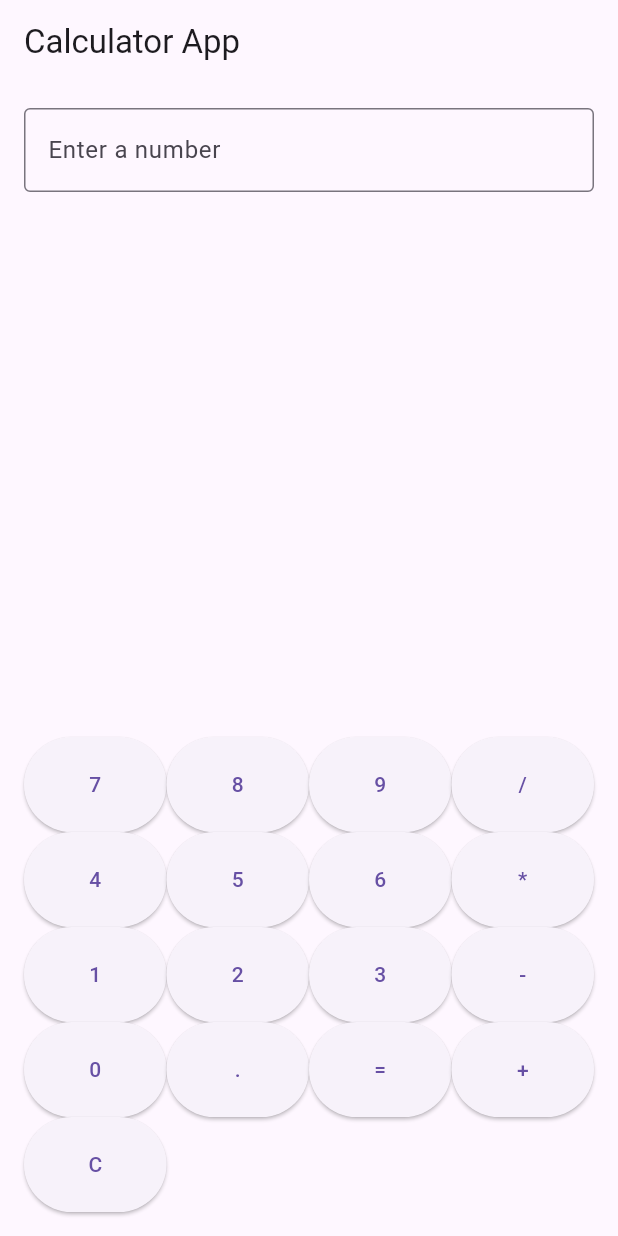
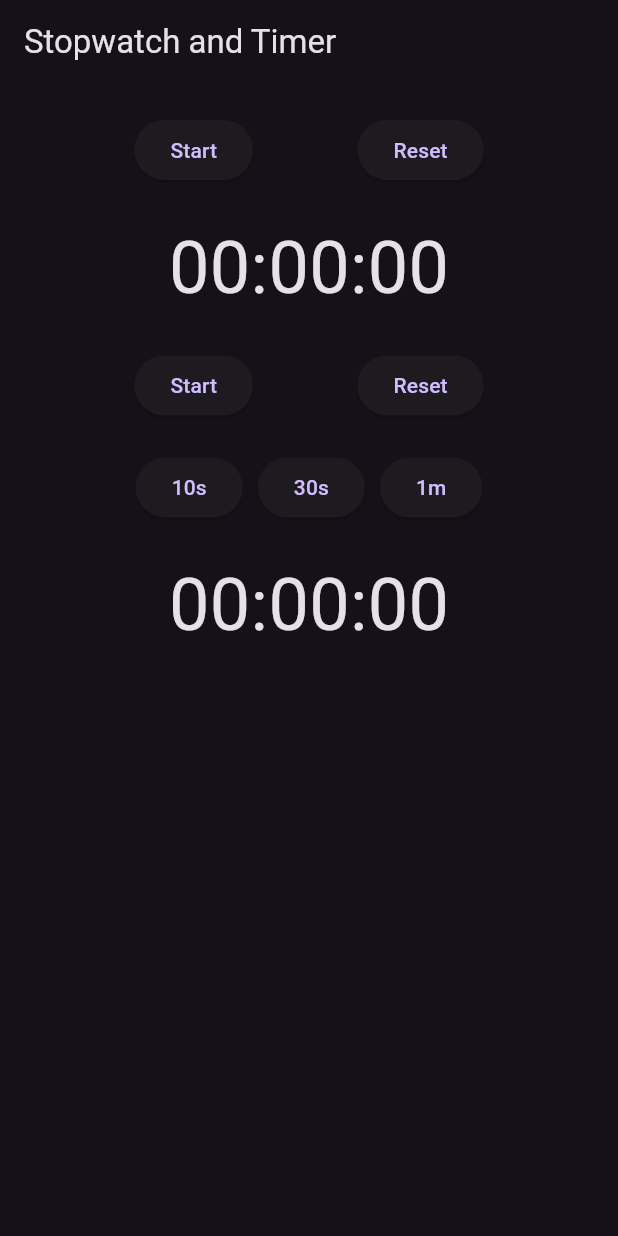
Before and after one commit to tarun225601-star/Tarun-app, a Flutter app: the screen it shows after launch, on a phone screen of 412 x 824 dp. Run offline on Flutter 3.47's test engine with Material 3 defaults, Android fonts, the phone set to English and light mode, and no system bars.

Commit message:
AI Agent updating lib/main.dart

```diff
--- a/lib/main.dart
+++ b/lib/main.dart
@@ -1,183 +1,211 @@
 import 'package:flutter/material.dart';
+import 'dart:async';
 
 void main() {
-  runApp(const CalculatorApp());
+  runApp(const MyApp());
 }
 
-class CalculatorApp extends StatelessWidget {
-  const CalculatorApp({Key? key}) : super(key: key);
+class MyApp extends StatelessWidget {
+  const MyApp({Key? key}) : super(key: key);
 
   @override
   Widget build(BuildContext context) {
-    return const MaterialApp(
-      title: 'Calculator App',
-      home: CalculatorHomePage(),
+    return MaterialApp(
+      title: 'Stopwatch and Timer',
+      theme: ThemeData(
+        primarySwatch: Colors.deepPurple,
+        brightness: Brightness.dark,
+      ),
+      home: const MyHomePage(),
     );
   }
 }
 
-class CalculatorHomePage extends StatefulWidget {
-  const CalculatorHomePage({Key? key}) : super(key: key);
+class MyHomePage extends StatefulWidget {
+  const MyHomePage({Key? key}) : super(key: key);
 
   @override
-  State<CalculatorHomePage> createState() => _CalculatorHomePageState();
+  State<MyHomePage> createState() => _MyHomePageState();
 }
 
-class _CalculatorHomePageState extends State<CalculatorHomePage> {
-  String _currentNumber = '';
-  String _history = '';
-  double? _currentResult;
+class _MyHomePageState extends State<MyHomePage> with TickerProviderStateMixin {
+  late AnimationController _animationController;
+  late Animation<double> _animation;
+  bool _isRunning = false;
+  bool _isTimerRunning = false;
+  int _stopwatchTime = 0;
+  int _timerTime = 0;
+  Timer? _stopwatchTimer;
+  Timer? _timer;
 
-  void _onButtonPressed(String value) {
+  @override
+  void initState() {
+    super.initState();
+    _animationController = AnimationController(
+      vsync: this,
+      duration: const Duration(milliseconds: 500),
+    );
+    _animation = Tween<double>(begin: 0, end: 1).animate(_animationController);
+  }
+
+  @override
+  void dispose() {
+    _animationController.dispose();
+    _stopwatchTimer?.cancel();
+    _timer?.cancel();
+    super.dispose();
+  }
+
+  void _startStopwatch() {
+    _stopwatchTimer = Timer.periodic(const Duration(seconds: 1), (timer) {
+      setState(() {
+        _stopwatchTime++;
+      });
+    });
     setState(() {
-      if (value == 'C') {
-        _currentNumber = '';
-        _history = '';
-        _currentResult = null;
-      } else if (value == '=') {
-        try {
-          _currentResult = _calculateResult(_currentNumber);
-          _history = _currentNumber + ' = ' + _currentResult.toString();
-          _currentNumber = _currentResult.toString();
-        } catch (e) {
-          _history = 'Error: ' + e.toString();
-          _currentNumber = '';
-        }
-      } else {
-        _currentNumber += value;
-        _history = _currentNumber;
-      }
+      _isRunning = true;
     });
   }
 
-  double? _calculateResult(String equation) {
-    try {
-      return _parseEquation(equation);
-    } catch (e) {
-      throw Exception('Error parsing equation: $e');
-    }
+  void _stopStopwatch() {
+    _stopwatchTimer?.cancel();
+    setState(() {
+      _isRunning = false;
+    });
   }
 
-  double _parseEquation(String equation) {
-    equation = equation.replaceAll(' ', '');
-    if (equation.contains('+')) {
-      final parts = equation.split('+');
-      return _parseEquation(parts[0]) + _parseEquation(parts[1]);
-    } else if (equation.contains('-')) {
-      final parts = equation.split('-');
-      return _parseEquation(parts[0]) - _parseEquation(parts[1]);
-    } else if (equation.contains('*')) {
-      final parts = equation.split('*');
-      return _parseEquation(parts[0]) * _parseEquation(parts[1]);
-    } else if (equation.contains('/')) {
-      final parts = equation.split('/');
-      return _parseEquation(parts[0]) / _parseEquation(parts[1]);
-    } else {
-      return double.parse(equation);
-    }
+  void _resetStopwatch() {
+    _stopwatchTimer?.cancel();
+    setState(() {
+      _isRunning = false;
+      _stopwatchTime = 0;
+    });
+  }
+
+  void _startTimer() {
+    _timer = Timer.periodic(const Duration(seconds: 1), (timer) {
+      setState(() {
+        _timerTime--;
+        if (_timerTime <= 0) {
+          _timer?.cancel();
+          _playAlarm();
+        }
+      });
+    });
+    setState(() {
+      _isTimerRunning = true;
+    });
+  }
+
+  void _stopTimer() {
+    _timer?.cancel();
+    setState(() {
+      _isTimerRunning = false;
+    });
+  }
+
+  void _resetTimer() {
+    _timer?.cancel();
+    setState(() {
+      _isTimerRunning = false;
+      _timerTime = 0;
+    });
+  }
+
+  void _playAlarm() {
+    // Play alarm sound
+    // You can use a package like audioplayers to play a sound
   }
 
   @override
   Widget build(BuildContext context) {
     return Scaffold(
       appBar: AppBar(
-        title: const Text('Calculator App'),
+        title: const Text('Stopwatch and Timer'),
       ),
       body: Padding(
-        padding: const EdgeInsets.all(16.0),
+        padding: const EdgeInsets.all(20.0),
         child: Column(
           children: [
-            Expanded(
-              child: TextField(
-                readOnly: true,
-                controller: TextEditingController(text: _currentNumber),
-                decoration: const InputDecoration(
-                  border: OutlineInputBorder(),
-                  hintText: 'Enter a number',
-                ),
-              ),
-            ),
-            const SizedBox(height: 16),
-            Text(_history),
-            const SizedBox(height: 16),
-            GridView.count(
-              shrinkWrap: true,
-              crossAxisCount: 4,
-              childAspectRatio: 1.5,
+            Row(
+              mainAxisAlignment: MainAxisAlignment.spaceEvenly,
               children: [
                 ElevatedButton(
-                  onPressed: () => _onButtonPressed('7'),
-                  child: const Text('7'),
+                  onPressed: _isRunning ? _stopStopwatch : _startStopwatch,
+                  child: Text(_isRunning ? 'Stop' : 'Start'),
                 ),
                 ElevatedButton(
-                  onPressed: () => _onButtonPressed('8'),
-                  child: const Text('8'),
+                  onPressed: _resetStopwatch,
+                  child: const Text('Reset'),
+                ),
+              ],
+            ),
+            const SizedBox(height: 20),
+            Text(
+              _formatTime(_stopwatchTime),
+              style: const TextStyle(fontSize: 48),
+            ),
+            const SizedBox(height: 20),
+            Row(
+              mainAxisAlignment: MainAxisAlignment.spaceEvenly,
+              children: [
+                ElevatedButton(
+                  onPressed: _isTimerRunning ? _stopTimer : _startTimer,
+                  child: Text(_isTimerRunning ? 'Stop' : 'Start'),
                 ),
                 ElevatedButton(
-                  onPressed: () => _onButtonPressed('9'),
-                  child: const Text('9'),
-                ),
-                ElevatedButton(
-                  onPressed: () => _onButtonPressed('/'),
-                  child: const Text('/'),
-                ),
-                ElevatedButton(
-                  onPressed: () => _onButtonPressed('4'),
-                  child: const Text('4'),
-                ),
-                ElevatedButton(
-                  onPressed: () => _onButtonPressed('5'),
-                  child: const Text('5'),
-                ),
-                ElevatedButton(
-                  onPressed: () => _onButtonPressed('6'),
-                  child: const Text('6'),
-                ),
-                ElevatedButton(
-                  onPressed: () => _onButtonPressed('*'),
-                  child: const Text('*'),
-                ),
-                ElevatedButton(
-                  onPressed: () => _onButtonPressed('1'),
-                  child: const Text('1'),
-                ),
-                ElevatedButton(
-                  onPressed: () => _onButtonPressed('2'),
-                  child: const Text('2'),
-                ),
-                ElevatedButton(
-                  onPressed: () => _onButtonPressed('3'),
-                  child: const Text('3'),
-                ),
-                ElevatedButton(
-                  onPressed: () => _onButtonPressed('-'),
-                  child: const Text('-'),
-                ),
-                ElevatedButton(
-                  onPressed: () => _onButtonPressed('0'),
-                  child: const Text('0'),
-                ),
-                ElevatedButton(
-                  onPressed: () => _onButtonPressed('.'),
-                  child: const Text('.'),
-                ),
-                ElevatedButton(
-                  onPressed: () => _onButtonPressed('='),
-                  child: const Text('='),
-                ),
-                ElevatedButton(
-                  onPressed: () => _onButtonPressed('+'),
-                  child: const Text('+'),
-                ),
-                ElevatedButton(
-                  onPressed: () => _onButtonPressed('C'),
-                  child: const Text('C'),
+                  onPressed: _resetTimer,
+                  child: const Text('Reset'),
                 ),
               ],
+            ),
+            const SizedBox(height: 20),
+            Row(
+              mainAxisAlignment: MainAxisAlignment.center,
+              children: [
+                ElevatedButton(
+                  onPressed: () {
+                    setState(() {
+                      _timerTime = 10;
+                    });
+                  },
+                  child: const Text('10s'),
+                ),
+                const SizedBox(width: 10),
+                ElevatedButton(
+                  onPressed: () {
+                    setState(() {
+                      _timerTime = 30;
+                    });
+                  },
+                  child: const Text('30s'),
+                ),
+                const SizedBox(width: 10),
+                ElevatedButton(
+                  onPressed: () {
+                    setState(() {
+                      _timerTime = 60;
+                    });
+                  },
+                  child: const Text('1m'),
+                ),
+              ],
+            ),
+            const SizedBox(height: 20),
+            Text(
+              _formatTime(_timerTime),
+              style: const TextStyle(fontSize: 48),
             ),
           ],
         ),
       ),
     );
   }
+
+  String _formatTime(int time) {
+    int hours = time ~/ 3600;
+    int minutes = (time % 3600) ~/ 60;
+    int seconds = time % 60;
+    return '${hours.toString().padLeft(2, '0')}:${minutes.toString().padLeft(2, '0')}:${seconds.toString().padLeft(2, '0')}';
+  }
 }
```
